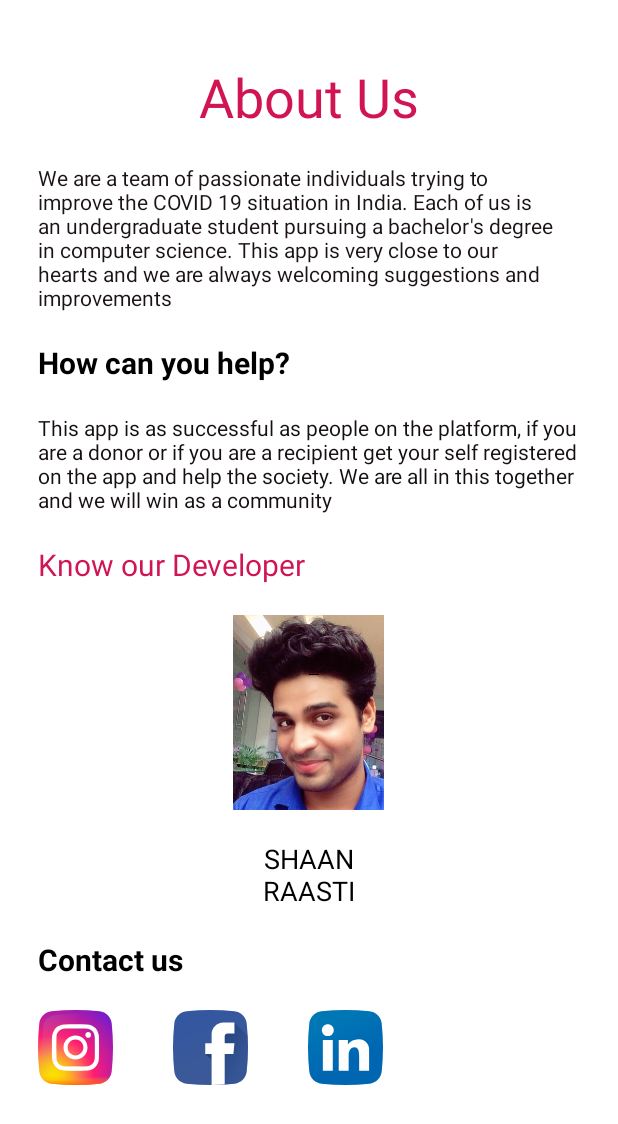
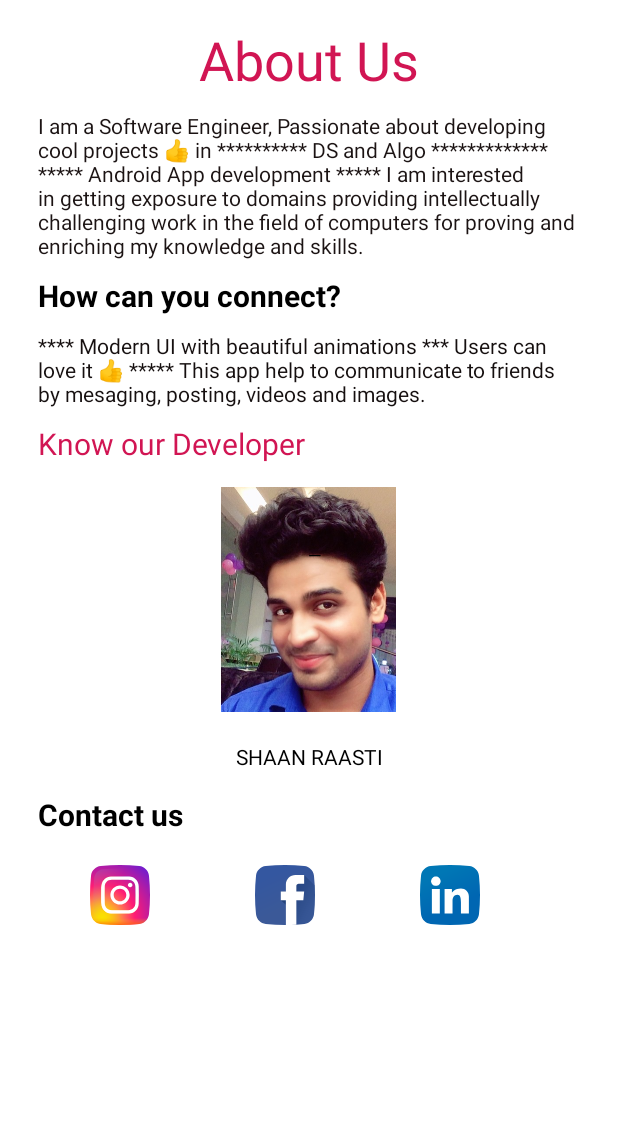
Before and after one commit to SHAANRAASTI/Daffy, an Android app: the AboutUs screen opened directly, with no data from a screen before it, on a phone screen of 412 x 824 dp. Shown: the top 1124 px of the screen. Run offline under Robolectric (Android 15) with nearby library versions, the phone set to English and light mode, and no system bars; Roboto replaces fonts that are not available here.

```diff
--- a/app/src/main/AndroidManifest.xml
+++ b/app/src/main/AndroidManifest.xml
@@ -8,7 +8,7 @@
 
     <application
         android:allowBackup="true"
-        android:icon="@mipmap/ic_launcher"
+        android:icon="@drawable/app_icon"
         android:label="@string/app_name"
         android:roundIcon="@mipmap/ic_launcher_round"
         android:supportsRtl="true"
--- a/app/src/main/java/com/shaan/daffy/ChatActivity.java
+++ b/app/src/main/java/com/shaan/daffy/ChatActivity.java
@@ -58,7 +58,7 @@ public class ChatActivity extends AppCompatActivity {
 
                 FirebaseRecyclerOptions<All_UserMmber> options1 =
                         new FirebaseRecyclerOptions.Builder<All_UserMmber>()
-                                .setQuery(profileRef,All_UserMmber.class)
+                                .setQuery(search,All_UserMmber.class)
                                 .build();
                 FirebaseRecyclerAdapter<All_UserMmber,ProfileViewholder> firebaseRecyclerAdapter1 =
                         new FirebaseRecyclerAdapter<All_UserMmber, ProfileViewholder>(options1) {
--- a/app/src/main/res/layout/menu_about_us.xml
+++ b/app/src/main/res/layout/menu_about_us.xml
@@ -8,31 +8,44 @@
 
     <ImageButton
         android:id="@+id/facebook"
-        android:layout_width="50dp"
-        android:layout_height="50dp"
-        android:layout_marginStart="40dp"
+        android:layout_width="40dp"
+        android:layout_height="40dp"
+        android:layout_marginStart="70dp"
         android:background="@drawable/ic_facebook"
         app:layout_constraintBottom_toBottomOf="@+id/insta"
         app:layout_constraintStart_toEndOf="@+id/insta"
         app:layout_constraintTop_toTopOf="@+id/insta"
+        app:layout_constraintVertical_bias="0.0"
         tools:srcCompat="@drawable/ic_facebook" />
 
     <ImageButton
         android:id="@+id/insta"
-        android:layout_width="50dp"
-        android:layout_height="50dp"
-        android:layout_marginStart="25dp"
+        android:layout_width="40dp"
+        android:layout_height="40dp"
+        android:layout_marginStart="60dp"
         android:layout_marginTop="20dp"
         android:background="@drawable/ic_instagram_sketched"
         app:layout_constraintStart_toStartOf="parent"
         app:layout_constraintTop_toBottomOf="@+id/textView28"
         tools:srcCompat="@drawable/ic_instagram_sketched" />
 
+    <ImageButton
+        android:id="@+id/mail"
+        android:layout_width="40dp"
+        android:layout_height="40dp"
+        android:layout_marginStart="70dp"
+        android:background="@drawable/ic_linkedin"
+        app:layout_constraintBottom_toBottomOf="@+id/facebook"
+        app:layout_constraintStart_toEndOf="@+id/facebook"
+        app:layout_constraintTop_toTopOf="@+id/facebook"
+        app:layout_constraintVertical_bias="0.0"
+        tools:srcCompat="@drawable/ic_linkedin" />
+
     <TextView
         android:id="@+id/textView11"
         android:layout_width="wrap_content"
         android:layout_height="wrap_content"
-        android:layout_marginTop="40dp"
+        android:layout_marginTop="15dp"
         android:text="About Us"
         android:textColor="#d11553"
         android:textSize="36sp"
@@ -46,11 +59,12 @@
         android:id="@+id/textView13"
         android:layout_width="0dp"
         android:layout_height="wrap_content"
-        android:layout_marginTop="20dp"
+        android:layout_marginTop="10dp"
         android:gravity="center|fill_horizontal"
         android:paddingHorizontal="25dp"
-        android:text="We are a team of passionate individuals trying to improve the COVID 19 situation in India. Each of us is an undergraduate student pursuing a bachelor's degree in computer science. This app is very close to our hearts and we are always welcoming suggestions and improvements "
-        android:textColor="#1B1313"
+        android:text="@string/About_us"
+
+          android:textColor="#1B1313"
         app:layout_constraintEnd_toEndOf="parent"
         app:layout_constraintStart_toStartOf="parent"
         app:layout_constraintTop_toBottomOf="@+id/textView11" />
@@ -61,7 +75,7 @@
         android:layout_width="wrap_content"
         android:layout_height="wrap_content"
         android:layout_marginStart="25dp"
-        android:layout_marginTop="20dp"
+        android:layout_marginTop="10dp"
         android:gravity="bottom"
         android:text="Know our Developer"
         android:textColor="#d11553"
@@ -73,8 +87,8 @@
     <ImageView
         android:id="@+id/shaan_profile_photo"
         android:layout_width="150dp"
-        android:layout_height="130dp"
-        android:layout_marginTop="20dp"
+        android:layout_height="150dp"
+        android:layout_marginTop="15dp"
         android:src="@drawable/shaan"
         app:layout_constraintEnd_toEndOf="parent"
         app:layout_constraintHorizontal_bias="0.498"
@@ -90,7 +104,7 @@
         android:gravity="center"
         android:text="SHAAN RAASTI"
         android:textColor="#000000"
-        android:textSize="18sp"
+        android:textSize="14sp"
         app:layout_constraintEnd_toEndOf="parent"
         app:layout_constraintStart_toStartOf="parent"
         app:layout_constraintTop_toBottomOf="@+id/shaan_profile_photo" />
@@ -102,8 +116,8 @@
         android:id="@+id/textView24"
         android:layout_width="wrap_content"
         android:layout_height="wrap_content"
-        android:layout_marginTop="20dp"
-        android:text="This app is as successful as people on the platform, if you are a donor or if you are a recipient get your self registered on the app and help the society. We are all in this together and we will win as a community "
+        android:layout_marginTop="10dp"
+        android:text="@string/connect"
         android:gravity="start"
         android:paddingHorizontal="25dp"
         android:textColor="#150F0F"
@@ -116,31 +130,21 @@
         android:layout_width="wrap_content"
         android:layout_height="wrap_content"
         android:layout_marginStart="25dp"
-        android:layout_marginTop="20dp"
-        android:text="How can you help?"
+        android:layout_marginTop="10dp"
+        android:text="How can you connect?"
         android:textColor="#000000"
         android:textSize="20sp"
         android:textStyle="bold"
         app:layout_constraintStart_toStartOf="parent"
         app:layout_constraintTop_toBottomOf="@+id/textView13" />
 
-    <ImageButton
-        android:id="@+id/mail"
-        android:layout_width="50dp"
-        android:layout_height="50dp"
-        android:layout_marginStart="40dp"
-        android:background="@drawable/ic_linkedin"
-        app:layout_constraintBottom_toBottomOf="@+id/facebook"
-        app:layout_constraintStart_toEndOf="@+id/facebook"
-        app:layout_constraintTop_toTopOf="@+id/facebook"
-        tools:srcCompat="@drawable/ic_linkedin" />
 
     <TextView
         android:id="@+id/textView28"
         android:layout_width="wrap_content"
         android:layout_height="wrap_content"
         android:layout_marginStart="25dp"
-        android:layout_marginTop="20dp"
+        android:layout_marginTop="15dp"
         android:text="Contact us"
         android:textColor="#000000"
         android:textSize="20sp"
--- a/app/src/main/res/values/strings.xml
+++ b/app/src/main/res/values/strings.xml
@@ -8,5 +8,14 @@
     <string name="tab_text_1">Photos</string>
     <string name="tab_text_2">Videos</string>
     <string name="tab_text_3">Stories</string>
-    <string name="About_us">I am interested in getting exposure to domains providing intellectually challenging work in the field of computers for proving and enriching my knowledge and skills.</string>
+    <string name="About_us">I am a Software Engineer, Passionate about developing cool projects 👍 in ********** DS and Algo ************* ***** Android App development *****
+        I am interested in getting exposure to domains providing intellectually challenging work in the field of computers for proving and enriching my knowledge and skills.
+    </string>
+    <string name="connect">
+
+        **** Modern UI with beautiful animations *** Users can love it 👍 *****
+        This app help to communicate to friends by mesaging, posting, videos and images.
+
+
+    </string>
 </resources>
```
Also changed, not shown: app/src/main/java/com/shaan/daffy/HomeFragment.java (deleted, +0 -125 lines), app/src/main/res/layout/activity_message.xml (+12 -10 lines), app/src/main/res/menu/menu_main.xml (deleted, +0 -11 lines), app/src/main/res/drawable/app_icon.png (added), 305 other files.
